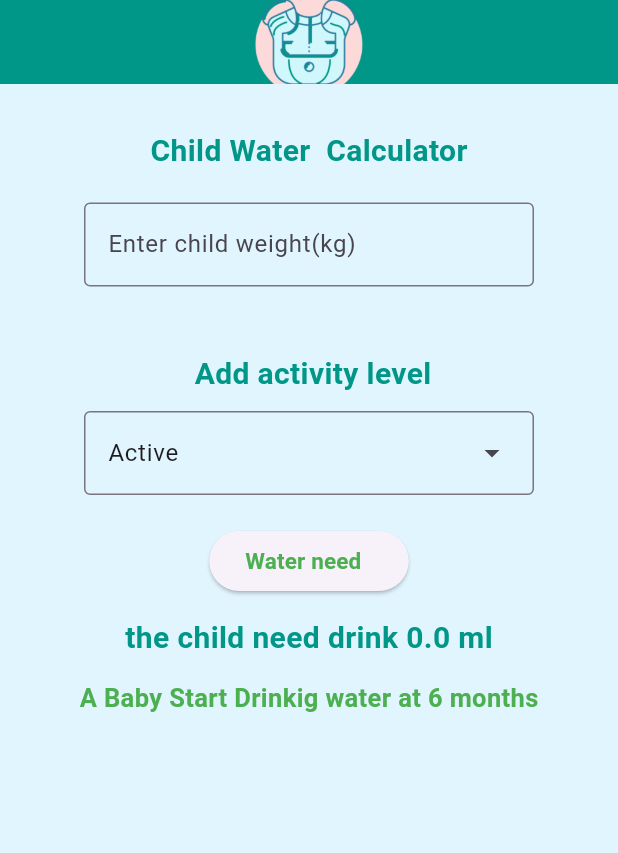
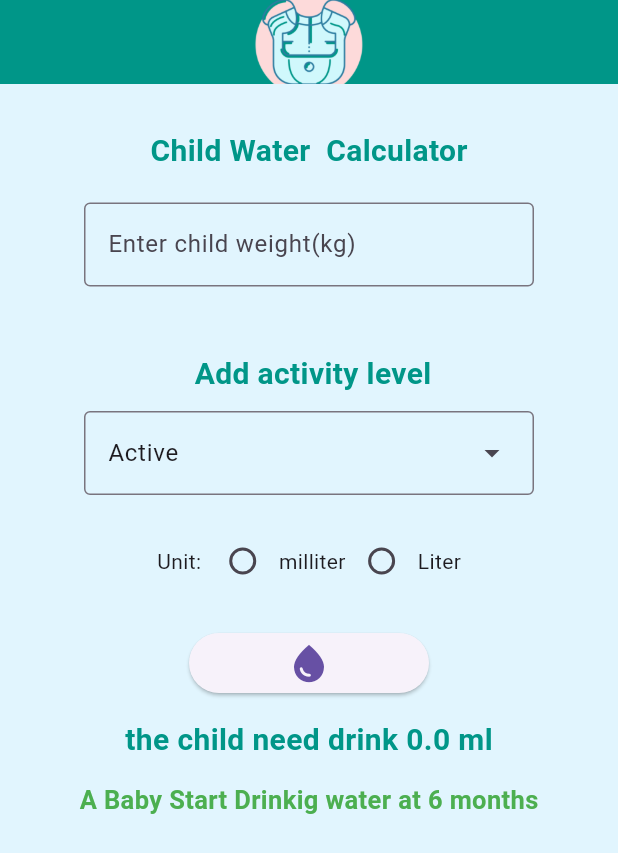
Before and after one commit to naghamabdulal/kidshub-, a Flutter app: the screen it shows after launch, on a phone screen of 412 x 824 dp. Shown: the top 853 px of the screen. Run offline on Flutter 3.47's test engine with Material 3 defaults, Android fonts, the phone set to English and light mode, and no system bars.

Commit message:
First upload to GitHub

```diff
--- a/lib/home.dart
+++ b/lib/home.dart
@@ -14,7 +14,7 @@ class Home extends StatefulWidget {
 class _HomeState extends State<Home> {
 
   Actiivity current=acts[0];
-
+String unit="ml";
   double totalWater = double.parse(acts[0].getWater());
   double x=0 ,r=0;
   void updateweight(kg){
@@ -24,13 +24,17 @@ class _HomeState extends State<Home> {
 
   }
 
-  void Updateresult(){
+  void Updateresult() {
     setState(() {
-      if(x==0 ){
-        r=0;
+      if (x == 0) {
+        r = 0;
       }
-      else{ r= totalWater + (x *35);}
-
+       if (x != 0 && unit == 'mL') {
+        r = totalWater + (x * 35);
+      }
+      else if (x != 0 && unit == 'L') {
+        r = (totalWater + (x * 35)) / 1000;
+      }
     });
   }
 
@@ -76,13 +80,46 @@ class _HomeState extends State<Home> {
 
        ),
         SizedBox(height: 20),
-        ElevatedButton(onPressed:(){Updateresult();}, child: Text("Water need  ",
-          style: TextStyle(fontSize: 15 ,fontWeight:FontWeight.bold,
-            color:Colors.green),
+
+
+
+
+        Row(
+          mainAxisAlignment: MainAxisAlignment.center,
+          children: [
+            Text('Unit: '),
+            Radio<String>(
+              value: 'mL',
+              groupValue: unit,
+              onChanged: (value) {
+                setState(() {
+                  unit = value!;
+                });
+              },
+            ),
+            Text('milliter'),
+            Radio<String>(
+              value: 'L',
+              groupValue: unit,
+              onChanged: (value) {
+                setState(() {
+                  unit = value!;
+                });
+              },
+            ),
+            Text('Liter'),
+          ],
         ),
-        ),
+          SizedBox(height: 20,),
+        SizedBox(width:160,
+        child:    ElevatedButton(onPressed:(){Updateresult();  }, child:
+        Icon(Icons.water_drop,  size: 30),
+
+        ),),
+
+
         SizedBox(height: 13),
-        Text('the child need drink $r ml',style: TextStyle(fontSize: 20 ,fontWeight:FontWeight.bold,
+        Text('the child need drink $r $unit',style: TextStyle(fontSize: 20 ,fontWeight:FontWeight.bold,
             color:Colors.teal),
         ),
 
```
